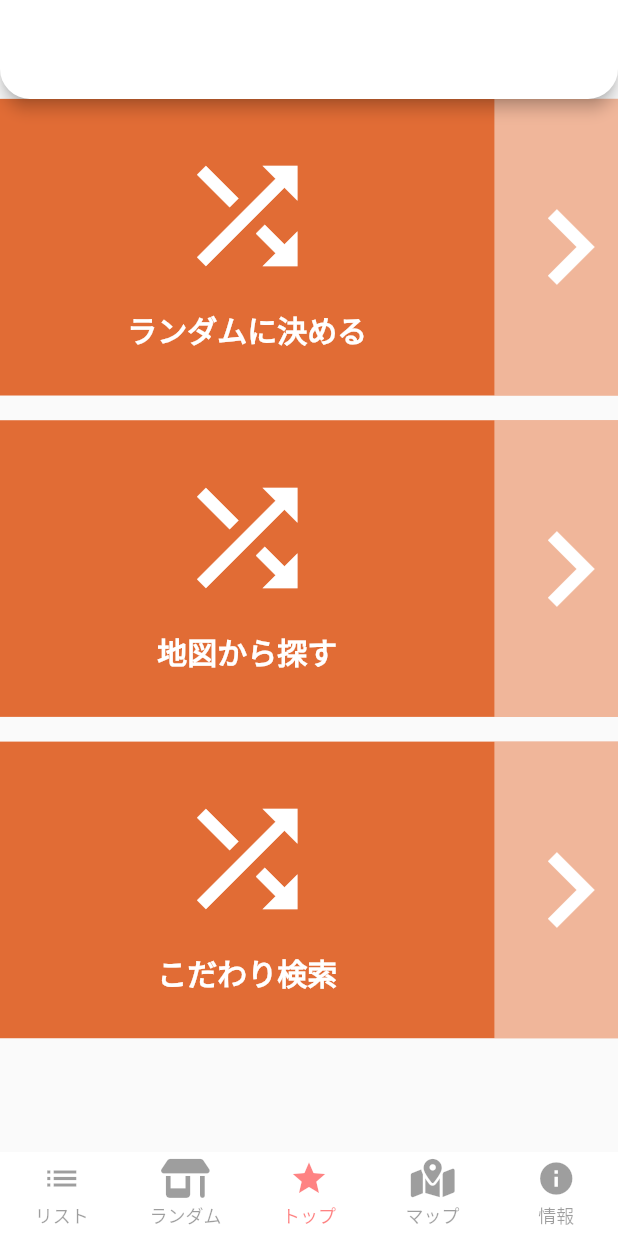
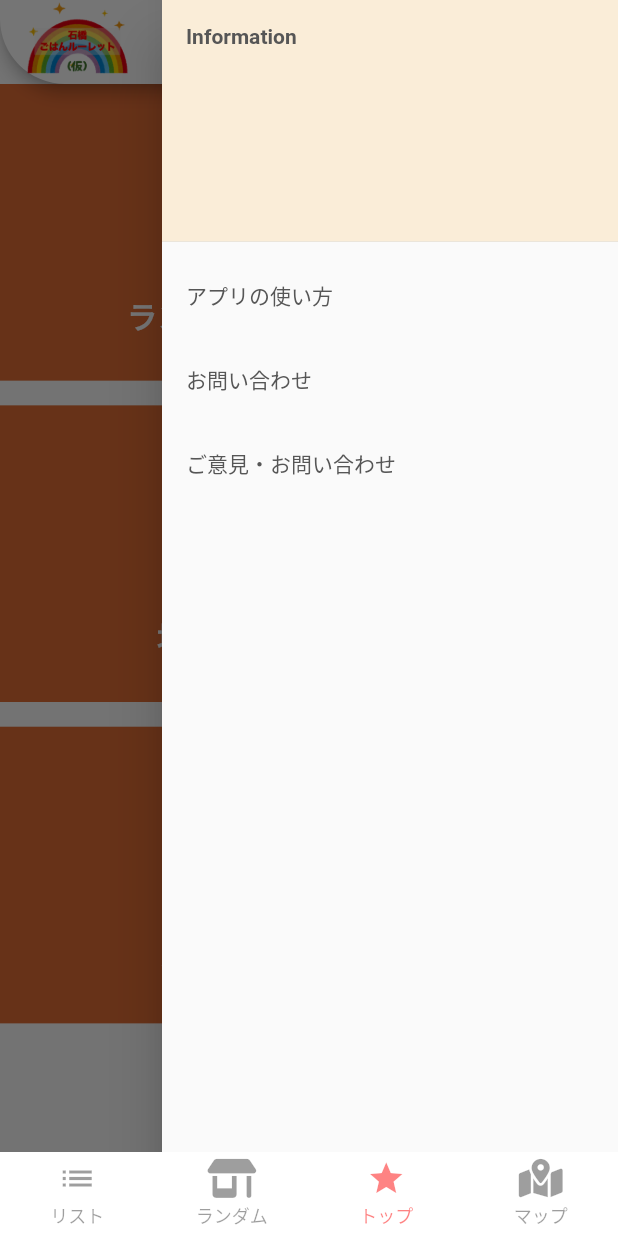
Before and after one commit to tomoki-miso/ishibashiRouletteForWEB, a Flutter app: the screen it shows after launch, with the side drawer open (before the commit the screen has no drawer), on a phone screen of 412 x 824 dp. Run offline on Flutter 3.47's test engine with Material 2 defaults, Android fonts, the light colour scheme and no system bars; drawn by our look-alikes of persistent_bottom_nav_bar_v2; our stand-ins replace cached_network_image, cloud_firestore, firebase_core, flutter_riverpod, font_awesome_flutter, freezed_annotation and 4 more; accounts and stored records are empty; generated files the repository leaves out were written again; project files that could hold a hidden picture were left out.

Commit message:
🚑 ハンバーガーメニューの作成とリストのUI修正

```diff
--- a/lib/components/original_app_bar.dart
+++ b/lib/components/original_app_bar.dart
@@ -6,6 +6,7 @@ class OriginalAppBar extends StatelessWidget implements PreferredSizeWidget {
   const OriginalAppBar({Key? key}) : super(key: key);
   @override
   Widget build(BuildContext context) => AppBar(
+    iconTheme: const IconThemeData(color: ColorName.greyBase),
       backgroundColor: Colors.white,
       centerTitle: false,
       title: Row(
--- a/lib/main.dart
+++ b/lib/main.dart
@@ -4,17 +4,14 @@ import 'package:flutter/material.dart';
 import 'package:flutter_riverpod/flutter_riverpod.dart';
 import 'package:font_awesome_flutter/font_awesome_flutter.dart';
 import 'package:ishibashi/firebase/firebase_options.dart';
-import 'package:ishibashi/screens/info.dart';
-import 'package:ishibashi/screens/list.dart';
 import 'package:ishibashi/screens/list_copy.dart';
 import 'package:ishibashi/screens/map.dart';
 import 'package:ishibashi/screens/random/components/page/random.dart';
 import 'package:ishibashi/screens/top/top.dart';
 import 'package:persistent_bottom_nav_bar_v2/persistent-tab-view.dart';
 
-
-final storeInfoProvider = FutureProvider.autoDispose((ref) => FirebaseFirestore.instance.collection('stores').snapshots());
-
+final storeInfoProvider = FutureProvider.autoDispose(
+    (ref) => FirebaseFirestore.instance.collection('stores').snapshots());
 
 void main() async {
   WidgetsFlutterBinding.ensureInitialized();
@@ -53,7 +50,6 @@ class BasePage extends StatelessWidget {
       const RandomPage(),
       const TopPage(),
       const MapPage(),
-      const InfoPage(),
     ];
 
     return Scaffold(
@@ -101,20 +97,9 @@ class BasePage extends StatelessWidget {
             icon: const FaIcon(FontAwesomeIcons.mapLocationDot),
             inactiveIcon: const FaIcon(
               // text snippet, article, description, restaurant
-                FontAwesomeIcons.mapLocationDot,),
+              FontAwesomeIcons.mapLocationDot,
+            ),
             title: 'マップ',
-            activeColorPrimary: const Color.fromARGB(124, 252, 0, 0),
-            inactiveColorPrimary: Theme.of(context).disabledColor,
-          ),
-          PersistentBottomNavBarItem(
-            icon: const Icon(
-              Icons.info,
-            ),
-            inactiveIcon: const Icon(
-              // text snippet, article, description, restaurant
-              Icons.info,
-            ),
-            title: '情報',
             activeColorPrimary: const Color.fromARGB(124, 252, 0, 0),
             inactiveColorPrimary: Theme.of(context).disabledColor,
           ),
--- a/lib/screens/components_test.dart
+++ b/lib/screens/components_test.dart
@@ -1,8 +1,6 @@
 import 'package:flutter/material.dart';
-import 'package:flutter_hooks/flutter_hooks.dart';
 import 'package:flutter_riverpod/flutter_riverpod.dart';
 import 'package:ishibashi/components/original_app_bar.dart';
-import 'package:ishibashi/components/store_list.dart';
 import 'package:ishibashi/style/colors.dart';
 
 class ComponentsTest extends ConsumerWidget {
--- a/lib/screens/top/components/top_appbar.dart
+++ b/lib/screens/top/components/top_appbar.dart
@@ -0,0 +1,32 @@
+import 'package:flutter/material.dart';
+import 'package:ishibashi/style/colors.dart';
+
+class TopAppBar extends StatelessWidget implements PreferredSizeWidget {
+  const TopAppBar({Key? key}) : super(key: key);
+  @override
+  Widget build(BuildContext context) => AppBar(
+        iconTheme: const IconThemeData(color: ColorName.greyBase, size: 40),
+        backgroundColor: Colors.white,
+        centerTitle: false,
+        title: Row(
+          mainAxisAlignment: MainAxisAlignment.spaceBetween,
+          children: [
+            Padding(
+              padding: const EdgeInsets.only(top: 13, bottom: 14),
+              child: SizedBox(
+                height: 60,
+                child: Image.asset('assets/images/iconKari.png'),
+              ),
+            ),
+          ],
+        ),
+        shape: const RoundedRectangleBorder(
+          borderRadius: BorderRadius.only(
+            bottomLeft: Radius.circular(43.5),
+          ),
+        ),
+      );
+
+  @override
+  Size get preferredSize => const Size.fromHeight(kToolbarHeight);
+}
--- /dev/null
+++ b/lib/screens/top/components/top_drawer_part.dart
@@ -0,0 +1,57 @@
+import 'package:flutter/material.dart';
+import 'package:ishibashi/screens/top/top_dawer_form_page.dart';
+import 'package:ishibashi/screens/top/top_drawer_inquiry.dart';
+import 'package:ishibashi/screens/top/top_drawer_manual.dart';
+import 'package:ishibashi/style/colors.dart';
+import 'package:ishibashi/style/styles.dart';
+
+class TopDrawerPart extends StatelessWidget {
+  const TopDrawerPart({super.key});
+
+  @override
+  Widget build(BuildContext context) => Drawer(
+          child: ListView(
+            children: [
+                  const DrawerHeader(
+          decoration: BoxDecoration(
+            color: ColorName.primarySecondary,
+          ),
+          child: Text('Information',style: Styles.DrawerTitle,),
+        ),
+        ListTile(
+          title: const Text('アプリの使い方',style: Styles.DrawerSubTitle,),
+           onTap: () async {
+                  await Navigator.push(
+                    context,
+                    MaterialPageRoute(
+                      builder: (context) => const TopDrawerManualPage(),
+                    ),
+                  );
+                },
+        ),
+        ListTile(
+          title: const Text('お問い合わせ',style: Styles.DrawerSubTitle,),
+           onTap: () async {
+                  await Navigator.push(
+                    context,
+                    MaterialPageRoute(
+                      builder: (context) =>  TopDrawerInquiryPage(),
+                    ),
+                  );
+                },
+        ),
+         ListTile(
+          title: const Text('ご意見・お問い合わせ',style: Styles.DrawerSubTitle,),
+         onTap: () async {
+                  await Navigator.push(
+                    context,
+                    MaterialPageRoute(
+                      builder: (context) =>  const TopDrawerFormPage(),
+                    ),
+                  );
+                },
+        ),
+            ],
+          ),
+        );
+}
--- a/lib/screens/top/top.dart
+++ b/lib/screens/top/top.dart
@@ -3,6 +3,9 @@ import 'package:ishibashi/components/big_select_button.dart';
 import 'package:ishibashi/screens/map.dart';
 import 'package:ishibashi/screens/random/components/page/random.dart';
 import 'package:ishibashi/screens/search_confirm.dart';
+import 'package:ishibashi/screens/top/components/top_appbar.dart';
+import 'package:ishibashi/screens/top/components/top_drawer_part.dart';
+
 
 class TopPage extends StatefulWidget {
   const TopPage({super.key});
@@ -13,21 +16,9 @@ class TopPage extends StatefulWidget {
 
 class _TopPageState extends State<TopPage> {
   @override
-  Widget build(BuildContext context) {
-    final screenSize = MediaQuery.of(context).size;
-    return Scaffold(
-      appBar: PreferredSize(
-        preferredSize: Size.fromHeight(screenSize.height * 0.08),
-        child: AppBar(
-          backgroundColor: Colors.white,
-          shape: const RoundedRectangleBorder(
-            borderRadius: BorderRadius.only(
-              bottomLeft: Radius.circular(20),
-              bottomRight: Radius.circular(20),
-            ),
-          ),
-        ),
-      ),
+  Widget build(BuildContext context) => Scaffold(
+        appBar: const TopAppBar(),
+        endDrawer: const TopDrawerPart(),
         body: Center(
           child: Container(
             alignment: Alignment.center,
@@ -67,7 +58,8 @@ class _TopPageState extends State<TopPage> {
                   onTap: () async {
                     await Navigator.push(
                       context,
-                    MaterialPageRoute(builder: (context) => const RandomPage()),
+                      MaterialPageRoute(
+                          builder: (context) => const RandomPage()),
                     );
                   },
                   text: 'ランダムに決める',
@@ -96,7 +88,8 @@ class _TopPageState extends State<TopPage> {
                     await Navigator.push(
                       context,
                       MaterialPageRoute(
-                        builder: (context) => const SearchConfirmPage()),//デバッグ用
+                          builder: (context) =>
+                              const SearchConfirmPage()), //デバッグ用
                     );
                   },
                   text: 'こだわり検索',
@@ -112,6 +105,5 @@ class _TopPageState extends State<TopPage> {
         ),
       );
 }
-}
 
 List<Color> colorList = [Colors.cyan, Colors.deepOrange, Colors.indigo];
--- a/lib/style/styles.dart
+++ b/lib/style/styles.dart
@@ -1,4 +1,5 @@
 import 'package:flutter/material.dart';
+import 'package:ishibashi/style/colors.dart';
 
 class Styles {
   static const storeNameStyle = TextStyle(
@@ -26,4 +27,15 @@ class Styles {
     color: Colors.black,
     overflow: TextOverflow.clip,
   );
+
+    static const DrawerTitle = TextStyle(
+    fontSize: 14,
+    fontWeight: FontWeight.bold,
+    color: ColorName.blackSecondary,
+  );
+
+   static const DrawerSubTitle = TextStyle(
+    fontSize: 14,
+    color: ColorName.blackSecondary,
+  );
 }
```
Also changed, not shown: lib/components/store_list.dart (+3 -5 lines), lib/screens/info.dart (deleted, +0 -284 lines), lib/screens/top/top_dawer_form_page.dart (renamed from lib/screens/google_forms.dart, +9 -5 lines), lib/screens/top/top_drawer_inquiry.dart (added, +129 -0 lines), lib/screens/top/top_drawer_manual.dart (added, +126 -0 lines). Lines whose indentation alone changed are shown as unchanged.
